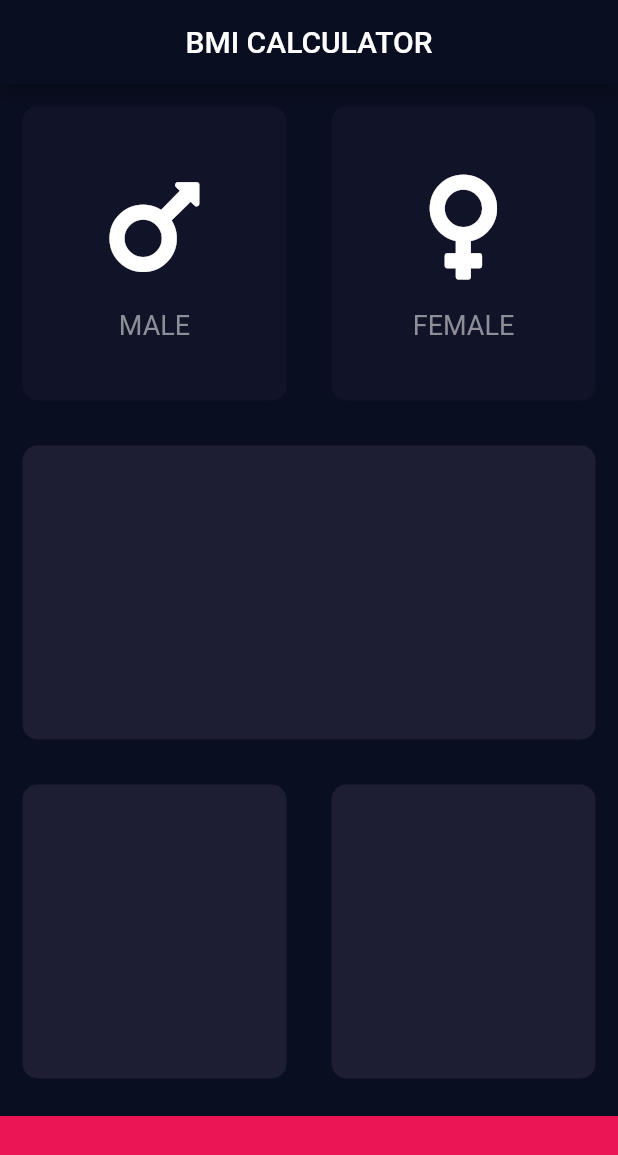
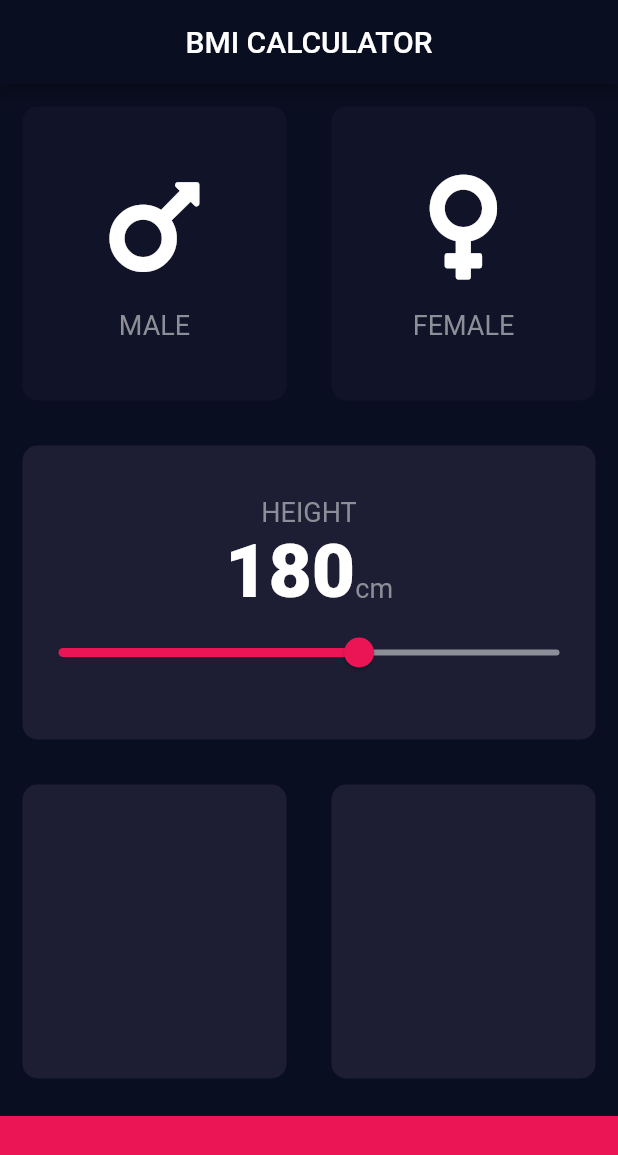
Before and after one commit to marcelohirota/bmi-calculator-flutter, a Flutter app: the screen it shows after launch, on a phone screen of 412 x 824 dp. Shown: the top 1155 px of the screen. Run offline on Flutter 3.47's test engine with Material 2 defaults, Android fonts, the phone set to English and light mode, and no system bars; our stand-ins replace font_awesome_flutter.

Commit message:
Slider created, Constants separated from the rest

```diff
--- /dev/null
+++ b/lib/constants.dart
@@ -0,0 +1,16 @@
+import 'package:flutter/material.dart';
+
+const kBottomContainerHeight = 80.0;
+const kActiveCardColour = Color(0xFF1D1E33);
+const kInactiveCardColour = Color(0xFF111328);
+const kBottomContainerColour = Color(0xFFEB1555);
+
+const kLabelTextStyle = TextStyle(
+  fontSize: 18.0,
+  color: Color(0xFF8D8E98),
+);
+
+const kNumberTextStyle = TextStyle(
+  fontSize: 50.0,
+  fontWeight: FontWeight.w900,
+);
--- a/lib/icon_content.dart
+++ b/lib/icon_content.dart
@@ -1,9 +1,5 @@
 import 'package:flutter/material.dart';
-
-const labelTextStyle = TextStyle(
-  fontSize: 18.0,
-  color: Color(0xFF8D8E98),
-);
+import 'constants.dart';
 
 class IconContent extends StatelessWidget {
   IconContent({
@@ -26,7 +22,7 @@ class IconContent extends StatelessWidget {
         SizedBox(
           height: 15.0,
         ),
-        Text(label, style: labelTextStyle),
+        Text(label, style: kLabelTextStyle),
       ],
     );
   }
--- a/lib/input_page.dart
+++ b/lib/input_page.dart
@@ -2,11 +2,7 @@ import 'package:flutter/material.dart';
 import 'package:font_awesome_flutter/font_awesome_flutter.dart';
 import 'reusable_card.dart';
 import 'icon_content.dart';
-
-const bottomContainerHeight = 80.0;
-const activeCardColour = Color(0xFF1D1E33);
-const inactiveCardColour = Color(0xFF111328);
-const bottomContainerColour = Color(0xFFEB1555);
+import 'constants.dart';
 
 enum Gender {
   male,
@@ -20,6 +16,7 @@ class InputPage extends StatefulWidget {
 
 class _InputPageState extends State<InputPage> {
   Gender selectedGender;
+  int height = 180;
 
   @override
   Widget build(BuildContext context) {
@@ -29,6 +26,7 @@ class _InputPageState extends State<InputPage> {
         title: Text('BMI CALCULATOR'),
       ),
       body: Column(
+        crossAxisAlignment: CrossAxisAlignment.stretch,
         children: <Widget>[
           Expanded(
               child: Row(
@@ -41,8 +39,8 @@ class _InputPageState extends State<InputPage> {
                     });
                   },
                   colour: selectedGender == Gender.male
-                      ? activeCardColour
-                      : inactiveCardColour,
+                      ? kActiveCardColour
+                      : kInactiveCardColour,
                   cardChild: IconContent(
                     icon: FontAwesomeIcons.mars,
                     label: 'MALE',
@@ -57,8 +55,8 @@ class _InputPageState extends State<InputPage> {
                     });
                   },
                   colour: selectedGender == Gender.female
-                      ? activeCardColour
-                      : inactiveCardColour,
+                      ? kActiveCardColour
+                      : kInactiveCardColour,
                   cardChild: IconContent(
                     icon: FontAwesomeIcons.venus,
                     label: 'FEMALE',
@@ -69,7 +67,43 @@ class _InputPageState extends State<InputPage> {
           )),
           Expanded(
             child: ReusableCard(
-              colour: activeCardColour,
+              colour: kActiveCardColour,
+              cardChild: Column(
+                mainAxisAlignment: MainAxisAlignment.center,
+                children: <Widget>[
+                  Text(
+                    'HEIGHT',
+                    style: kLabelTextStyle,
+                  ),
+                  Row(
+                    mainAxisAlignment: MainAxisAlignment.center,
+                    crossAxisAlignment: CrossAxisAlignment.baseline,
+                    textBaseline: TextBaseline.alphabetic,
+                    children: <Widget>[
+                      Text(
+                        height.toString(),
+                        style: kNumberTextStyle,
+                      ),
+                      Text(
+                        'cm',
+                        style: kLabelTextStyle,
+                      )
+                    ],
+                  ),
+                  Slider(
+                    value: height.toDouble(),
+                    min: 120.0,
+                    max: 220.0,
+                    activeColor: Color(0xFFEB1555),
+                    inactiveColor: Color(0xFF8D8E98),
+                    onChanged: (double newValue) {
+                      setState(() {
+                        height = newValue.round();
+                      });
+                    },
+                  ),
+                ],
+              ),
             ),
           ),
           Expanded(
@@ -77,21 +111,21 @@ class _InputPageState extends State<InputPage> {
             children: <Widget>[
               Expanded(
                 child: ReusableCard(
-                  colour: activeCardColour,
+                  colour: kActiveCardColour,
                 ),
               ),
               Expanded(
                 child: ReusableCard(
-                  colour: activeCardColour,
+                  colour: kActiveCardColour,
                 ),
               ),
             ],
           )),
           Container(
-            color: bottomContainerColour,
+            color: kBottomContainerColour,
             margin: EdgeInsets.only(top: 10.0),
             width: double.infinity,
-            height: bottomContainerHeight,
+            height: kBottomContainerHeight,
           ),
         ],
       ),
```
